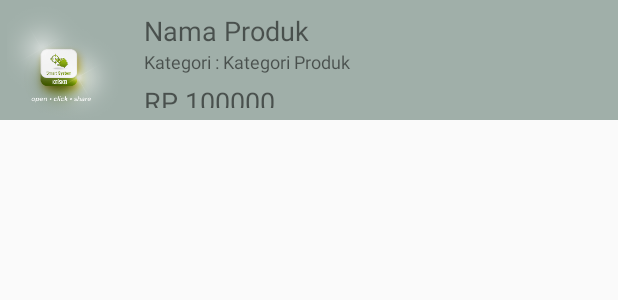
After one commit to mustofa27/keiskei, an Android app: the layout list_product.xml on its own in the app's theme, with its tools: preview values and no code run, on a phone screen of 412 x 824 dp. The commit adds this screen. Shown: the top 300 px of the screen. Run offline under Robolectric (Android 15) with nearby library versions, the phone set to English and light mode, and no system bars.

Commit message:
Product list almost done

```diff
--- /dev/null
+++ b/app/src/main/res/layout/list_product.xml
@@ -0,0 +1,52 @@
+<?xml version="1.0" encoding="utf-8"?>
+<LinearLayout xmlns:android="http://schemas.android.com/apk/res/android"
+    android:layout_width="match_parent"
+    android:layout_height="wrap_content"
+    android:orientation="horizontal"
+    android:background="@color/keiskei_dialog_transparant2"
+    android:layout_marginBottom="@dimen/activity_vertical_margin"
+    android:id="@+id/group">
+    <ImageView
+        android:layout_width="@dimen/image_size"
+        android:layout_height="@dimen/image_size"
+        android:src="@drawable/logo_splash_new"
+        android:id="@+id/gambar_produk"/>
+    <LinearLayout
+        android:layout_width="fill_parent"
+        android:layout_height="@dimen/image_size"
+        android:orientation="vertical"
+        android:paddingLeft="@dimen/activity_horizontal_margin"
+        android:paddingTop="8dp"
+        android:paddingBottom="8dp"
+        android:paddingRight="@dimen/activity_horizontal_margin">
+        <TextView
+            android:layout_width="match_parent"
+            android:layout_height="wrap_content"
+            android:id="@+id/nama_produk"
+            android:text="Nama Produk"
+            android:textSize="18sp"/>
+        <LinearLayout
+            android:layout_width="match_parent"
+            android:layout_height="wrap_content"
+            android:orientation="horizontal"
+            android:layout_marginBottom="6dp">
+            <TextView
+                android:layout_width="wrap_content"
+                android:layout_height="wrap_content"
+                android:text="Kategori : "
+                android:textSize="12sp"/>
+            <TextView
+                android:layout_width="match_parent"
+                android:layout_height="wrap_content"
+                android:id="@+id/kategori_produk"
+                android:text="Kategori Produk"
+                android:textSize="12sp"/>
+        </LinearLayout>
+        <TextView
+            android:layout_width="match_parent"
+            android:layout_height="wrap_content"
+            android:id="@+id/harga_produk"
+            android:text="RP 100000"
+            android:textSize="18sp"/>
+    </LinearLayout>
+</LinearLayout>
--- a/app/src/main/res/values/dimens.xml
+++ b/app/src/main/res/values/dimens.xml
@@ -2,4 +2,5 @@
     <!-- Default screen margins, per the Android Design guidelines. -->
     <dimen name="activity_horizontal_margin">16dp</dimen>
     <dimen name="activity_vertical_margin">16dp</dimen>
+    <dimen name="image_size">80dp</dimen>
 </resources>
```
Also changed, not shown: app/src/main/java/com/keiskeismartsystem/adapter/ProductListAdapter.java (added, +51 -0 lines), app/src/main/java/com/keiskeismartsystem/fragment/ProductDetail.java (added, +99 -0 lines), app/src/main/java/com/keiskeismartsystem/fragment/ProductList.java (added, +140 -0 lines), app/src/main/res/layout/fragment_product_detail.xml (added, +10 -0 lines), app/src/main/res/layout/fragment_product_list.xml (added, +15 -0 lines).
